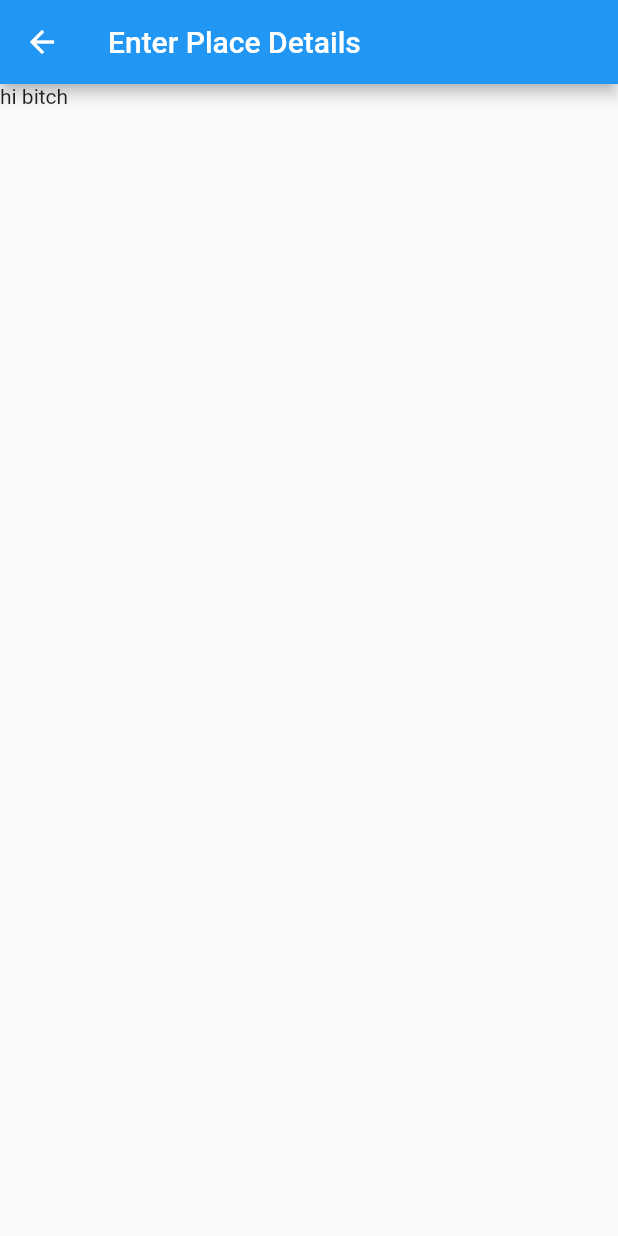
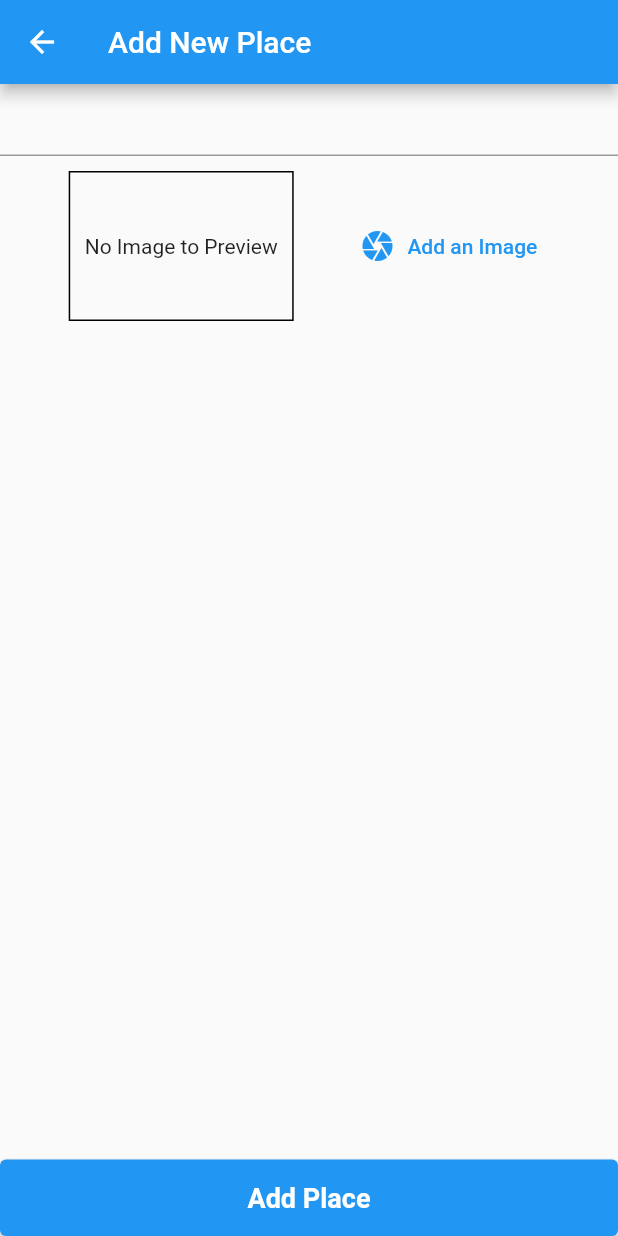
Before and after one commit to akram-mohammad/greatplaces, a Flutter app: the AddNewPlace screen opened directly, on a phone screen of 412 x 824 dp. Run offline on Flutter 3.47's test engine with Material 2 defaults, Android fonts, the phone set to English and light mode, and no system bars.

Commit message:
new place image input widget added

```diff
--- a/lib/screens/add_new_place.dart
+++ /dev/null
@@ -1,15 +0,0 @@
-import 'package:flutter/material.dart';
-
-class AddNewPlace extends StatelessWidget {
-  @override
-  Widget build(BuildContext context) {
-    return Scaffold(
-      appBar: AppBar(
-        title: Text('Enter Place Details'),
-      ),
-      body: Container(
-        child: Text('hi bitch'),
-      ),
-    );
-  }
-}
--- /dev/null
+++ b/lib/screens/add_new_place/add_new_place.dart
@@ -0,0 +1,38 @@
+import 'package:flutter/cupertino.dart';
+import 'package:flutter/material.dart';
+import 'package:great_places/screens/add_new_place/new_place_inputs_widget.dart';
+
+class AddNewPlace extends StatelessWidget {
+  @override
+  Widget build(BuildContext context) {
+    return Scaffold(
+      appBar: AppBar(
+        title: Text('Add New Place'),
+      ),
+      body: Column(
+        crossAxisAlignment: CrossAxisAlignment.stretch,
+        children: [
+          Expanded(
+            child: NewPlaceInputs(),
+          ),
+          ElevatedButton(
+            onPressed: () {},
+            child: Padding(
+              padding: const EdgeInsets.symmetric(vertical: 15.0),
+              child: Text(
+                'Add Place',
+                style: TextStyle(
+                  fontSize: 18.0,
+                  fontWeight: FontWeight.bold,
+                ),
+              ),
+            ),
+            style: ElevatedButton.styleFrom(
+              tapTargetSize: MaterialTapTargetSize.shrinkWrap,
+            ),
+          )
+        ],
+      ),
+    );
+  }
+}
--- /dev/null
+++ b/lib/screens/add_new_place/new_image_input_widget.dart
@@ -0,0 +1,42 @@
+import 'package:flutter/material.dart';
+
+class ImageInput extends StatefulWidget {
+  @override
+  _ImageInputState createState() => _ImageInputState();
+}
+
+class _ImageInputState extends State<ImageInput> {
+  @override
+  Widget build(BuildContext context) {
+    return Column(
+      children: [
+        TextFormField(),
+        Padding(
+          padding: const EdgeInsets.all(10.0),
+          child: Row(
+            mainAxisAlignment: MainAxisAlignment.spaceEvenly,
+            children: [
+              Container(
+                height: 100,
+                width: 150,
+                decoration: BoxDecoration(
+                    border: Border.all(color: Colors.black, width: 1)),
+                child: Center(
+                  child: Text(
+                    'No Image to Preview',
+                    textAlign: TextAlign.center,
+                  ),
+                ),
+              ),
+              TextButton.icon(
+                onPressed: () {},
+                icon: Icon(Icons.camera),
+                label: Text('Add an Image'),
+              )
+            ],
+          ),
+        )
+      ],
+    );
+  }
+}
--- /dev/null
+++ b/lib/screens/add_new_place/new_place_inputs_widget.dart
@@ -0,0 +1,9 @@
+import 'package:flutter/material.dart';
+import 'package:great_places/screens/add_new_place/new_image_input_widget.dart';
+
+class NewPlaceInputs extends StatelessWidget {
+  @override
+  Widget build(BuildContext context) {
+    return ImageInput();
+  }
+}
--- a/lib/screens/great_places_screen.dart
+++ b/lib/screens/great_places_screen.dart
@@ -1,6 +1,6 @@
 import 'package:flutter/material.dart';
-import 'package:great_places/screens/add_new_place.dart';
 import 'package:great_places/widgets/places_list.dart';
+import 'add_new_place/add_new_place.dart';
 
 class GreatPlacesScreen extends StatelessWidget {
   @override
```
